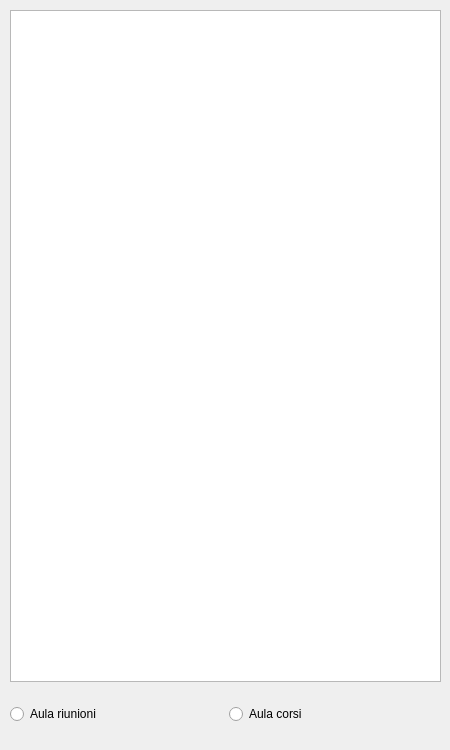
Above: meetingroomdaily.ui from lucapegolotti/coworking before the change. Below: the same form after it.
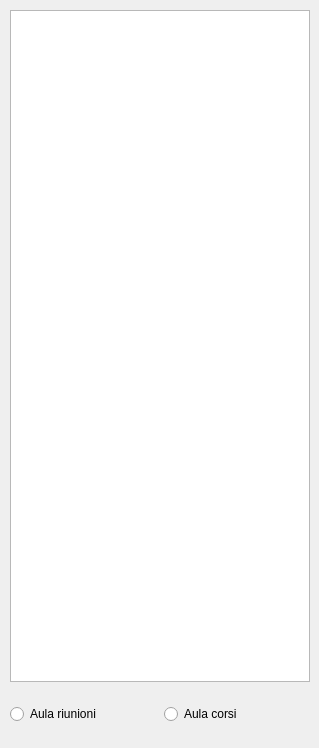
That is the form after the change.

What changed in the file:
```diff
--- a/meetingroomdaily.ui
+++ b/meetingroomdaily.ui
@@ -6,10 +6,22 @@
    <rect>
     <x>0</x>
     <y>0</y>
-    <width>450</width>
-    <height>750</height>
+    <width>319</width>
+    <height>748</height>
    </rect>
   </property>
+  <property name="minimumSize">
+   <size>
+    <width>319</width>
+    <height>748</height>
+   </size>
+  </property>
+  <property name="maximumSize">
+   <size>
+    <width>319</width>
+    <height>748</height>
+   </size>
+  </property>
   <property name="windowTitle">
    <string>Aula riunioni / Aula corsi</string>
   </property>
@@ -18,7 +30,7 @@
     <rect>
      <x>10</x>
      <y>10</y>
-     <width>431</width>
+     <width>300</width>
      <height>672</height>
     </rect>
    </property>
@@ -49,7 +61,7 @@
     <rect>
      <x>10</x>
      <y>689</y>
-     <width>431</width>
+     <width>301</width>
      <height>51</height>
     </rect>
    </property>
```
